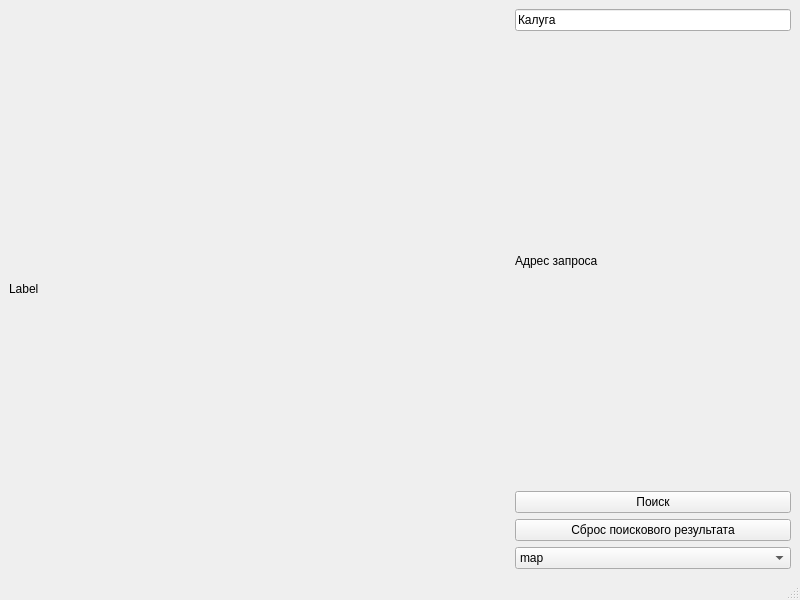
First picture: the form in design.ui, repository samsadlonka/yandex_API_practice, before the edit.
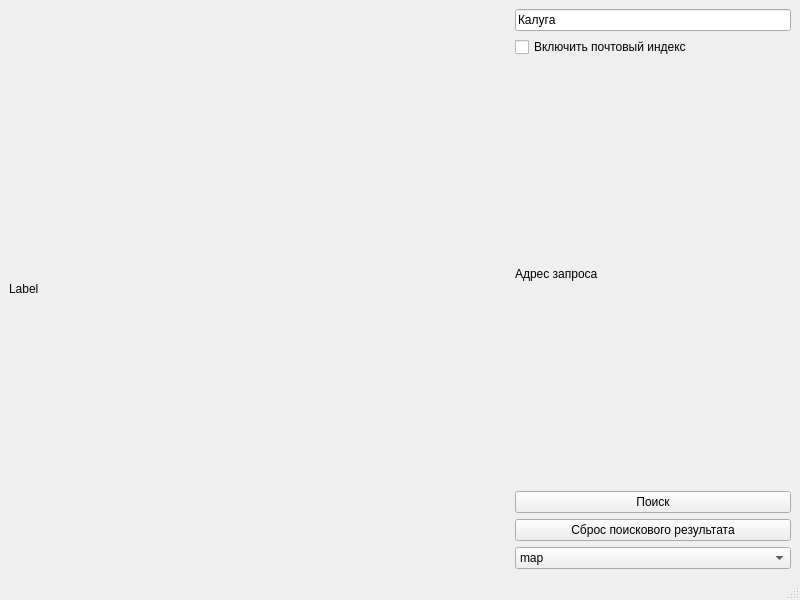
Second picture: the form after the edit.

What changed in the file:
```diff
--- a/design.ui
+++ b/design.ui
@@ -40,6 +40,16 @@
         </property>
        </widget>
       </item>
+      <item>
+       <widget class="QCheckBox" name="checkBox">
+        <property name="focusPolicy">
+         <enum>Qt::ClickFocus</enum>
+        </property>
+        <property name="text">
+         <string>Включить почтовый индекс</string>
+        </property>
+       </widget>
+      </item>
       <item>
        <widget class="QLabel" name="label_2">
         <property name="text">
```
